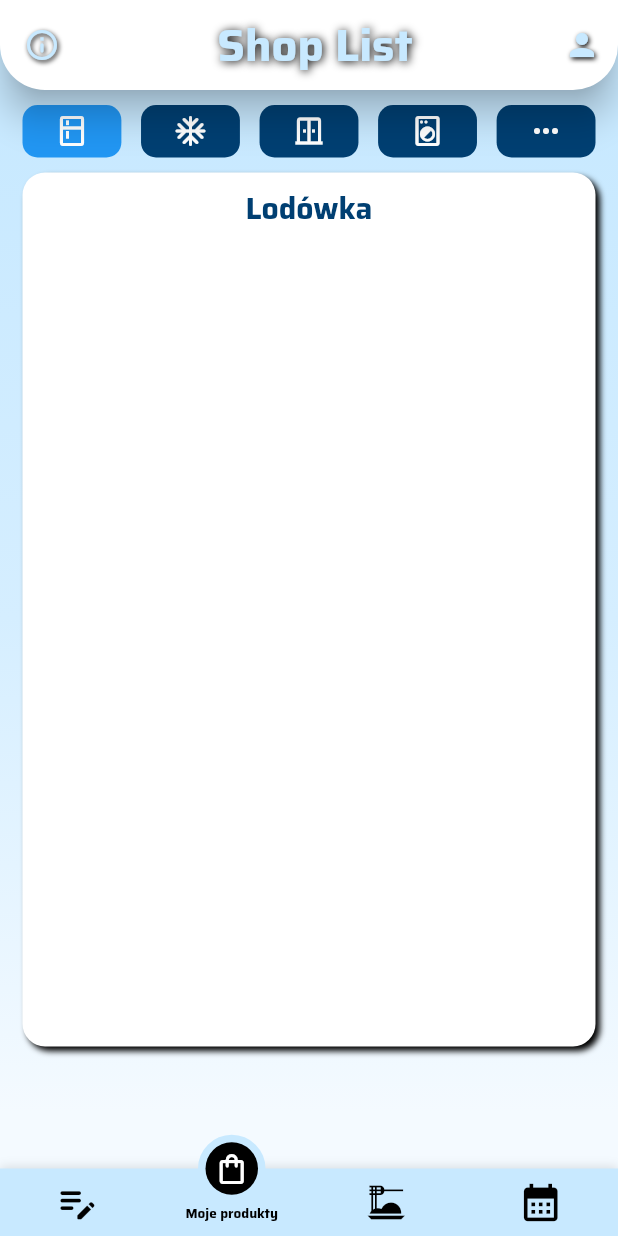
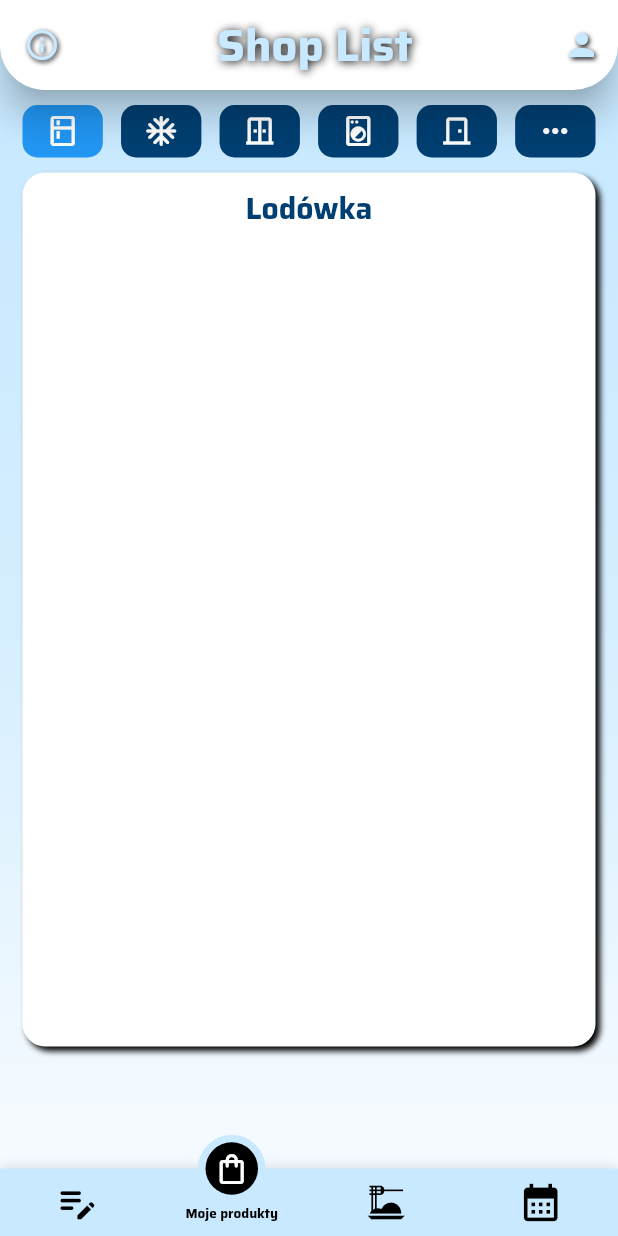
Before and after one commit to sebastiangirsza/ShopListApp, a Flutter app: the screen it shows once a user with an empty profile is signed in, item 2 of the bottom bar chosen, on a phone screen of 412 x 824 dp. Run offline on Flutter 3.47's test engine with Material 2 defaults, Android fonts, the phone set to English and light mode, and no system bars; drawn by our look-alikes of motion_tab_bar_v2; our stand-ins replace cloud_firestore, file_picker, firebase_auth, firebase_core, firebase_storage, flutter_bloc and 3 more; accounts and stored records are empty.

Commit message:
Add new storage

```diff
--- a/lib/app/home/pages/shop_list/shop_list/list_of_product_group/products_dismissible/one_product/add_to_storage_alert_dialog_widget.dart
+++ b/lib/app/home/pages/shop_list/shop_list/list_of_product_group/products_dismissible/one_product/add_to_storage_alert_dialog_widget.dart
@@ -89,6 +89,7 @@ class AddToStorageAlertDialogWidget extends StatelessWidget {
                             'Zamrażarka',
                             'Szafka kuchenna',
                             'Chemia',
+                            'Spiżarnia',
                             'Inne',
                           ].map<DropdownMenuItem<String>>(
                             (storageName) {
--- a/lib/app/home/pages/your_products/pages/storage.dart
+++ b/lib/app/home/pages/your_products/pages/storage.dart
@@ -42,7 +42,9 @@ class _PurchasedProductsPageState extends State<PurchasedProductsPage> {
                   const Icon(Icons.door_sliding_outlined)),
               storageInkWell(3, 'Chemia',
                   const Icon(Icons.local_laundry_service_outlined)),
-              storageInkWell(4, 'Inne', const Icon(Icons.more_horiz_outlined)),
+              storageInkWell(
+                  4, 'Spiżarnia', const Icon(Icons.door_front_door_outlined)),
+              storageInkWell(5, 'Inne', const Icon(Icons.more_horiz_outlined)),
             ],
           ),
         ),
@@ -89,8 +91,11 @@ class _PurchasedProductsPageState extends State<PurchasedProductsPage> {
                                   : (currentIndex == 3)
                                       ? const _List(storageName: 'Chemia')
                                       : (currentIndex == 4)
-                                          ? const _List(storageName: 'Inne')
-                                          : Container(),
+                                          ? const _List(
+                                              storageName: 'Spiżarnia')
+                                          : (currentIndex == 5)
+                                              ? const _List(storageName: 'Inne')
+                                              : Container(),
                     ],
                   ),
                 ),
@@ -114,7 +119,7 @@ class _PurchasedProductsPageState extends State<PurchasedProductsPage> {
       }),
       child: Container(
         height: 35,
-        width: width * 0.16,
+        width: width * 0.13,
         decoration: BoxDecoration(
           borderRadius: BorderRadius.circular(10),
           color: (currentIndex == index)
@@ -411,18 +416,6 @@ class _CupertinoPopupSurfaceWidgetState
                       fontWeight: FontWeight.bold,
                     ),
                   ),
-                  // (widget.purchasedProductsModel.storageName == 'Zamrażarka')
-                  //     ? Text(
-                  //         'Data ważności produktów przechowywanych w zamrażarce może się wydłużyć',
-                  //         style: GoogleFonts.getFont(
-                  //           'Saira',
-                  //           fontSize: 8,
-                  //           color: Colors.black,
-                  //           decoration: TextDecoration.none,
-                  //           fontWeight: FontWeight.bold,
-                  //         ),
-                  //       )
-                  //     : const Text(''),
                   const SizedBox(
                     height: 10,
                   ),
@@ -544,6 +537,7 @@ class _UpdateStorageWidget extends StatelessWidget {
                             'Zamrażarka',
                             'Szafka kuchenna',
                             'Chemia',
+                            'Spiżarnia',
                             'Inne',
                           ].map<DropdownMenuItem<String>>(
                             (storageName) {
--- a/lib/issue.txt
+++ b/lib/issue.txt
@@ -4,7 +4,7 @@
 4. Zmiana ilości produktów do kupienia
 ++5. Opakowanie butelki, słoiki
 ++6. Usuwanie przepisów
-7. Storage spiżarnia
-8. Zmiana ilości w storage
+++7. Storage spiżarnia
+8. Zmiana ilości gram w storage
 ++9. SVG ikony do nawych kategorii
-10. Oznaczenie produktów wyjętych z zamrażarki
+++10. Oznaczenie produktów wyjętych z zamrażarki
```
